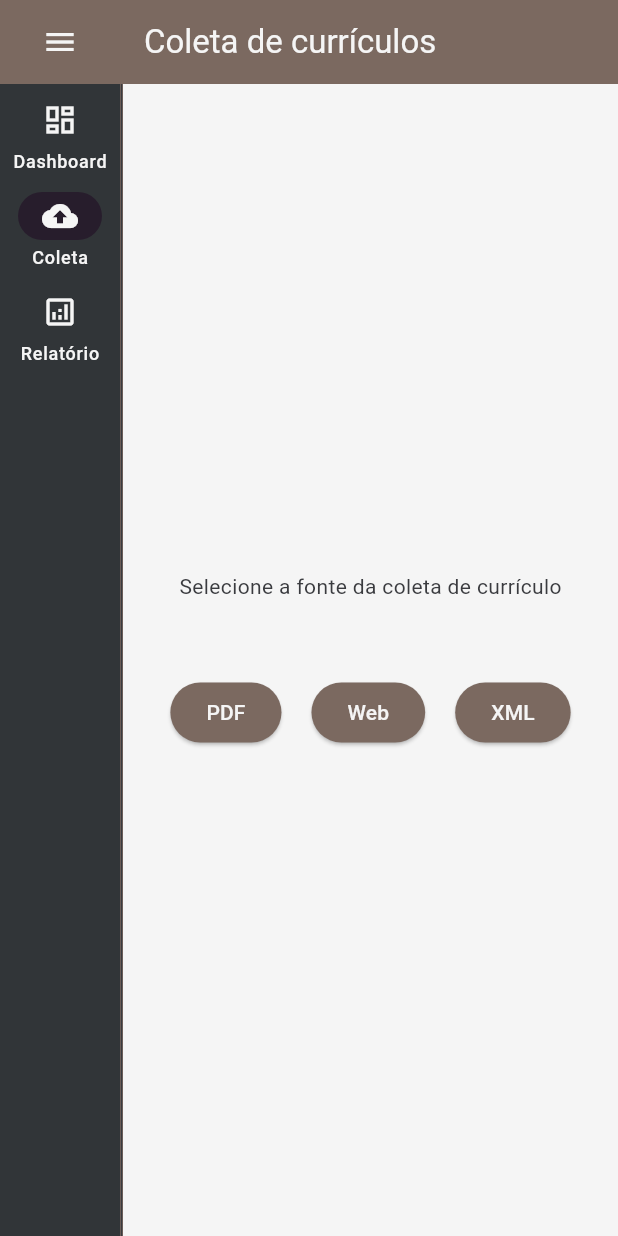
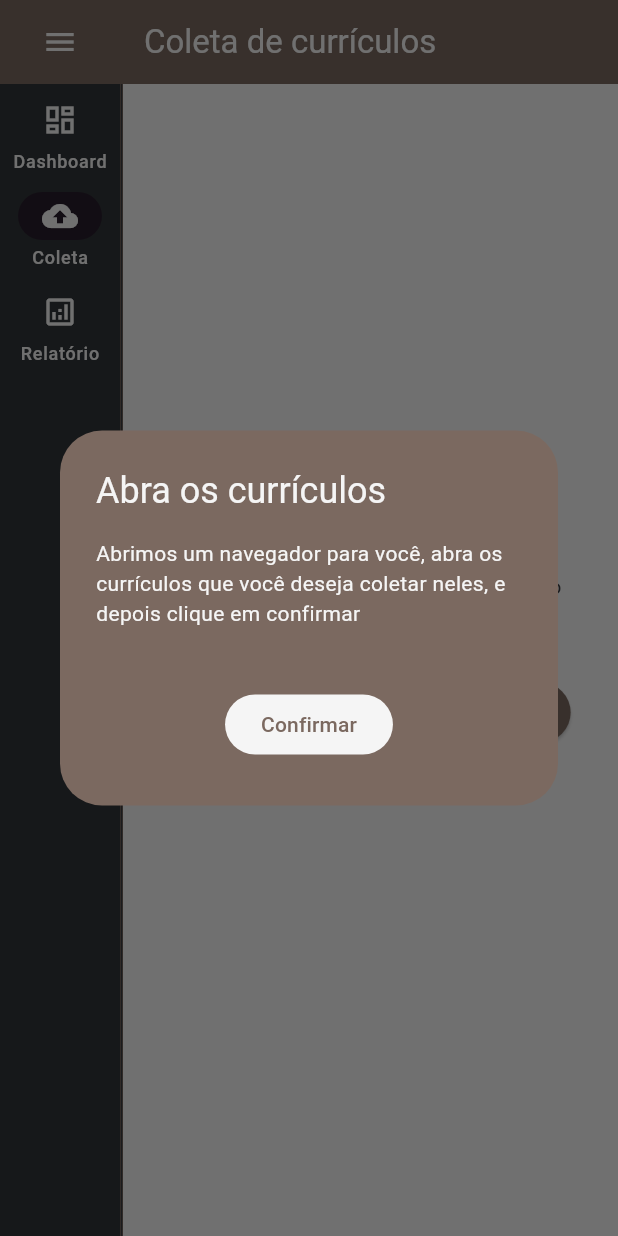
Before and after one commit to Parry-Lattes/parry_front, a Flutter app: the RailApp screen opened by its route, after a tap on "Coleta", after a tap on "Web", on a phone screen of 412 x 824 dp. Run offline on Flutter 3.47's test engine with Material 3 defaults, Android fonts, the light colour scheme and no system bars; our stand-ins replace file_picker; missing offline and left inert: pdfrx, puppeteer, syncfusion_flutter_pdf; statements that could not run were skipped.

Commit message:
extração do html
finalmente, agora também é possível extrair

```diff
--- a/lib/core/scrapper/extractor/getting_extractor.dart
+++ b/lib/core/scrapper/extractor/getting_extractor.dart
@@ -1,4 +1,5 @@
 import 'package:parry_front/core/scrapper/extractor/extractor.dart';
+import 'package:parry_front/core/scrapper/extractor/html_extractor.dart';
 import 'package:parry_front/core/scrapper/extractor/pdf_extractor.dart';
 
 Extractor? getting_extractor({final String path_pdf = '', final String text_html = ''}) {
@@ -10,7 +11,9 @@ Extractor? getting_extractor({final String path_pdf = '', final String text_html
     }
 
     if (text_html != '') {
-      return PDFExtractor();
+      final extractor = HTMLExtractor();
+      extractor.load(text_html);
+      return extractor;
     }
 
     return null;
--- a/lib/core/scrapper/extractor/html_extractor.dart
+++ b/lib/core/scrapper/extractor/html_extractor.dart
@@ -2,7 +2,6 @@ import 'package:html/dom.dart';
 import 'package:html/parser.dart';
 import 'package:parry_front/core/scrapper/extractor/extractor.dart';
 import 'package:parry_front/core/scrapper/struct_lattes/struct_lattes.dart';
-import 'package:parry_front/tools/text_tools.dart';
 
 class HTMLExtractor extends Extractor {
   late Document _document;
--- a/lib/ui/collector/select_collector.dart
+++ b/lib/ui/collector/select_collector.dart
@@ -2,8 +2,11 @@ import 'package:file_picker/file_picker.dart';
 import 'package:flutter/material.dart';
 import 'package:parry_front/core/scrapper/extractor/extractor.dart';
 import 'package:parry_front/core/scrapper/extractor/getting_extractor.dart';
+import 'package:parry_front/tools/web_navigator.dart';
+import 'package:parry_front/ui/collector/check_html_pages.dart';
 import 'package:parry_front/ui/collector/check_pdf_files.dart';
 import 'package:parry_front/ui/colors_app.dart';
+import 'package:parry_front/ui/my_widgets/button_confirm.dart';
 
 class SelectCollector extends StatelessWidget {
   final Function(List<Extractor>) send_structs;
@@ -67,6 +70,70 @@ class SelectCollector extends StatelessWidget {
     });
   }
 
+  void _select_pages_html(BuildContext context) {
+    //faco o navegador
+    WebNavigator.init_navigator('https://buscatextual.cnpq.br/buscatextual/busca.do?metodo=apresentar');
+    Map<String,String> pages_html = {};
+
+    showDialog(
+      context: context,
+      builder: (BuildContext builder) {
+        return AlertDialog(
+          constraints: BoxConstraints(
+            maxHeight: 250
+          ),
+          title: Text('Abra os currículos'),
+          content: Column(
+            children: [
+              SizedBox(
+                height: 100,
+                width: 300,
+                child: Text('Abrimos um navegador para você, abra os currículos que você deseja coletar neles, e depois clique em confirmar')
+              ),
+              ButtonConfirm(
+                action: () async {
+                  pages_html = await WebNavigator.load_pages('Currículo do Sistema de Currículos Lattes');
+                  //await Future.delayed(Duration(seconds: 2));
+                  WebNavigator.close_navigator();
+                }
+              )
+            ],
+          ),
+        );
+      }
+    ).then((value) {
+      if(value == true && context.mounted) {
+        showDialog<List<String>>(
+          context: context,
+          builder: (BuildContext c) {
+            return Dialog(
+              constraints: BoxConstraints(
+                maxHeight: 400,
+                maxWidth: 500
+              ),
+              backgroundColor: ColorsApp.grey2.color,
+              child: CheckHtmlPages(pages: pages_html),
+            );
+          }
+        ).then(
+          (list) {
+            if(list != null) {
+              if(list.isNotEmpty) {
+                //vamos criar uma lista de estruturas, e preencher elas com o extrator
+                List<Extractor> structs = List.empty(growable: true);
+                for(final l in list) {
+                  structs.add(getting_extractor(text_html: l)!);
+                }
+
+                send_structs(structs);
+              }
+            }
+          }
+        );
+      }
+    });
+  }
+
   @override
   Widget build(BuildContext context) {
     return SizedBox(
@@ -94,7 +161,9 @@ class SelectCollector extends StatelessWidget {
                   child: Text('PDF')
                 ),
                 ElevatedButton(
-                  onPressed: (){},
+                  onPressed: (){
+                    _select_pages_html(context);
+                  },
                   child: Text('Web')
                 ),
                 ElevatedButton(
--- /dev/null
+++ b/lib/ui/my_widgets/button_confirm.dart
@@ -0,0 +1,43 @@
+import 'package:flutter/material.dart';
+import 'package:parry_front/ui/colors_app.dart';
+
+class ButtonConfirm extends StatefulWidget {
+  final Future Function() action;
+
+  const ButtonConfirm({super.key, required this.action});
+  @override
+  State<StatefulWidget> createState() => _ButtonConfirm();
+}
+
+class _ButtonConfirm extends State<ButtonConfirm> {
+  bool loading = false;
+
+  @override
+  Widget build(BuildContext context) {
+    return FilledButton(
+      onPressed: (){
+        widget.action().then(
+          (_){
+            if(context.mounted) {
+              Navigator.pop(context,true);
+            }
+          }
+        );
+        setState(() {
+          loading = true;
+        });
+      },
+      child: loading?
+        SizedBox(
+          width: 15,
+          height: 15,
+          child: CircularProgressIndicator(
+            strokeWidth: 3,
+            color: ColorsApp.black.color,
+            value: null
+          ),
+        ):
+        Text('Confirmar')
+    );
+  }
+}
```
Also changed, not shown: lib/core/scrapper/scrapper.dart (+16 -2 lines), lib/ui/collector/check_html_pages.dart (added, +105 -0 lines).
